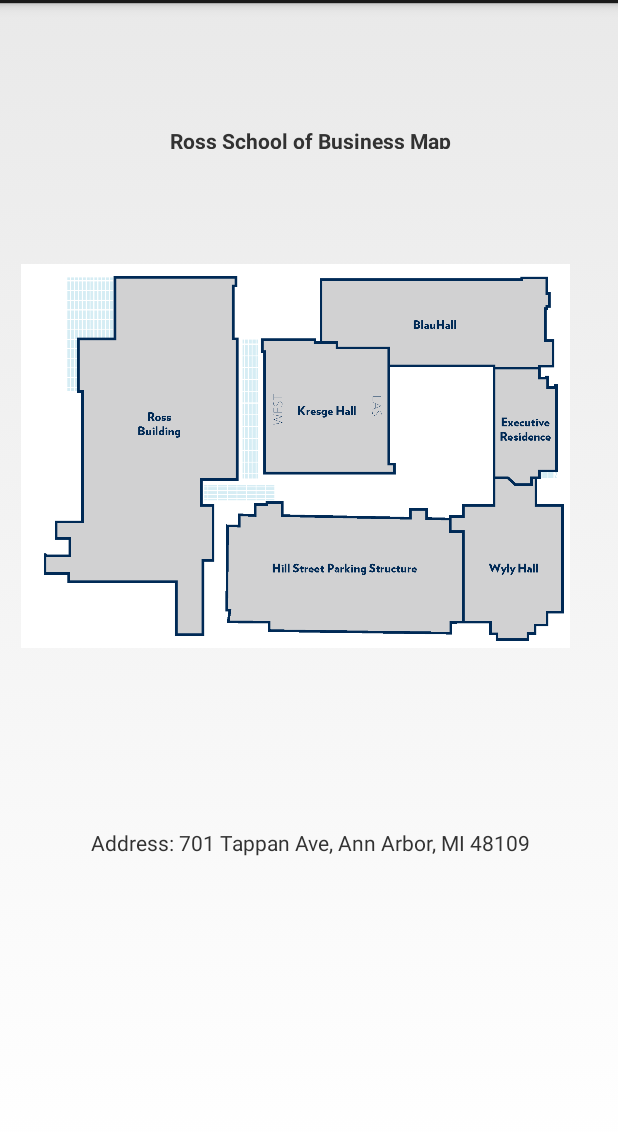
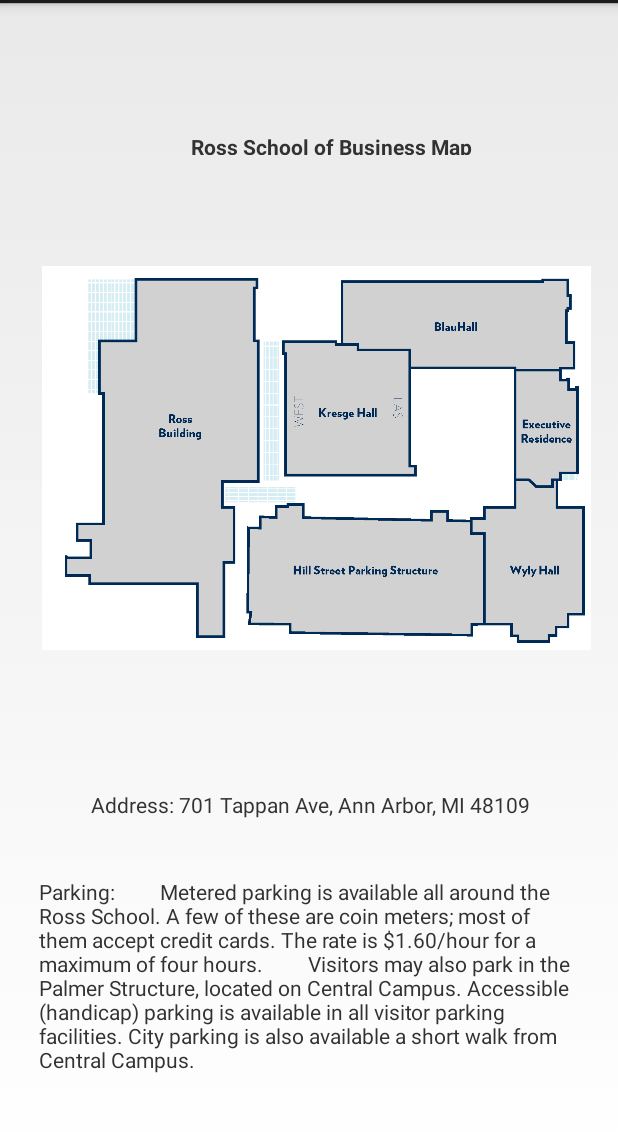
Before and after one commit to yiyank/DayofGOC, an Android app: the Map screen opened directly, with no data from a screen before it, on a phone screen of 412 x 824 dp, the part 69-1201 px from its top. Run offline under Robolectric (Android 15) with nearby library versions, the phone set to English and light mode, and no system bars.

Commit message:
Map update

```diff
--- a/app/src/main/res/layout/activity_map.xml
+++ b/app/src/main/res/layout/activity_map.xml
@@ -10,12 +10,14 @@
         android:id="@+id/imageView2"
         android:layout_width="366dp"
         android:layout_height="292dp"
+        android:layout_marginTop="25dp"
         android:layout_marginEnd="18dp"
         android:layout_marginRight="18dp"
         android:layout_marginBottom="22dp"
         android:src="@drawable/rosscampusmap_Page_1"
         app:layout_constraintBottom_toTopOf="@+id/textViewAddress"
         app:layout_constraintEnd_toEndOf="parent"
+        app:layout_constraintHorizontal_bias="1.0"
         app:layout_constraintStart_toStartOf="parent"
         app:layout_constraintTop_toBottomOf="@+id/textViewRossMap" />
 
@@ -25,13 +27,14 @@
         android:layout_height="15dp"
         android:layout_marginStart="99dp"
         android:layout_marginLeft="99dp"
-        android:layout_marginTop="23dp"
+        android:layout_marginTop="55dp"
         android:layout_marginEnd="97dp"
         android:layout_marginRight="97dp"
         android:text="Ross School of Business Map"
         android:textStyle="bold"
         app:layout_constraintBottom_toTopOf="@+id/imageView2"
         app:layout_constraintEnd_toEndOf="parent"
+        app:layout_constraintHorizontal_bias="1.0"
         app:layout_constraintStart_toStartOf="parent"
         app:layout_constraintTop_toTopOf="parent" />
 
@@ -41,14 +44,32 @@
         android:layout_height="25dp"
         android:layout_marginStart="45dp"
         android:layout_marginLeft="45dp"
-        android:layout_marginTop="22dp"
+        android:layout_marginTop="23dp"
         android:layout_marginEnd="44dp"
         android:layout_marginRight="44dp"
-        android:layout_marginBottom="142dp"
+        android:layout_marginBottom="195dp"
         android:text="Address: 701 Tappan Ave, Ann Arbor, MI 48109"
         app:layout_constraintBottom_toBottomOf="parent"
         app:layout_constraintEnd_toEndOf="parent"
         app:layout_constraintStart_toStartOf="parent"
         app:layout_constraintTop_toBottomOf="@+id/imageView2" />
 
+    <TextView
+        android:id="@+id/textView5"
+        android:layout_width="362dp"
+        android:layout_height="162dp"
+        android:layout_marginStart="12dp"
+        android:layout_marginLeft="12dp"
+        android:layout_marginTop="9dp"
+        android:layout_marginEnd="10dp"
+        android:layout_marginRight="10dp"
+        android:layout_marginBottom="8dp"
+        android:text="Parking:
+        Metered parking is available all around the Ross School. A few of these are coin meters; most of them accept credit cards. The rate is $1.60/hour for a maximum of four hours.
+        Visitors may also park in the Palmer Structure, located on Central Campus. Accessible (handicap) parking is available in all visitor parking facilities. City parking is also available a short walk from Central Campus."
+        app:layout_constraintBottom_toBottomOf="parent"
+        app:layout_constraintEnd_toEndOf="parent"
+        app:layout_constraintStart_toStartOf="parent"
+        app:layout_constraintTop_toBottomOf="@+id/textViewAddress" />
+
 </android.support.constraint.ConstraintLayout>
```
